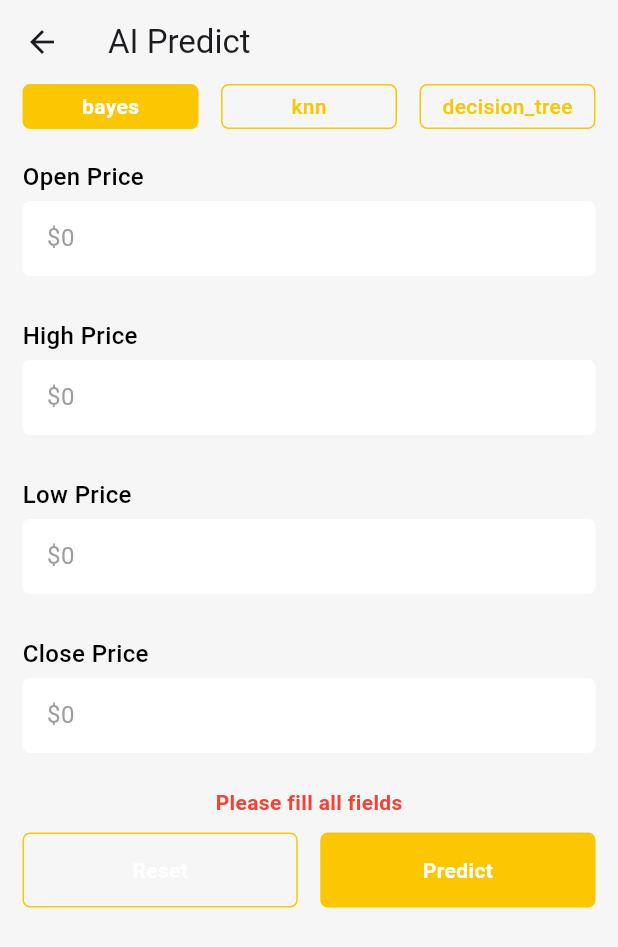
After one commit to hieunmh/BTC, a Flutter app: the AiPredictPage screen opened directly, after a tap on "Predict", on a phone screen of 412 x 824 dp. The commit adds this screen. Shown: the top 947 px of the screen. Run offline on Flutter 3.47's test engine with Material 3 defaults, Android fonts, the phone set to English and light mode, and no system bars; our stand-ins replace currency_text_input_formatter, dash_chat_2, flutter_dotenv, get, icons_plus, loading_animation_widget and 3 more; missing offline and left inert: chat_gpt_sdk; accounts and stored records are empty.

Commit message:
predict coin

```diff
--- a/mobile/lib/bindings/app/application_binding.dart
+++ b/mobile/lib/bindings/app/application_binding.dart
@@ -1,3 +1,4 @@
+import 'package:btc/controllers/app/ai_predict_controller.dart';
 import 'package:btc/controllers/app/application_controller.dart';
 import 'package:btc/controllers/app/crypto_controller.dart';
 import 'package:btc/controllers/app/home_controller.dart';
@@ -13,5 +14,6 @@ class ApplicationBinding extends Bindings {
     Get.lazyPut<HomeController>(() => HomeController());
     Get.lazyPut<ProfileController>(() => ProfileController());
     Get.lazyPut<CryptoController>(() => CryptoController());
+    Get.lazyPut<AiPredictController>(() => AiPredictController());
   }
 }
--- /dev/null
+++ b/mobile/lib/controllers/app/ai_predict_controller.dart
@@ -0,0 +1,89 @@
+import 'dart:convert';
+
+import 'package:flutter/material.dart';
+import 'package:flutter/widgets.dart';
+import 'package:get/get.dart';
+import 'package:http/http.dart' as http;
+
+class AiPredictController extends GetxController {
+  final openPriceController = TextEditingController();
+  final highPriceController = TextEditingController();
+  final lowPriceController = TextEditingController();
+  final closePriceController = TextEditingController();
+  RxString errorMsg = ''.obs;
+  RxString prediction = ''.obs;
+
+  RxBool isLoading = false.obs;
+  List<String> algoList = ['bayes', 'knn', 'decision_tree'];
+  RxString selectedAlgo = 'bayes'.obs;
+
+  @override
+  void onInit() {
+    super.onInit();
+  }
+
+  @override
+  void onClose() {
+    openPriceController.dispose();
+    highPriceController.dispose();
+    lowPriceController.dispose();
+    closePriceController.dispose();
+    super.onClose();
+  }
+
+  void reset() {
+    openPriceController.clear();
+    highPriceController.clear();
+    lowPriceController.clear();
+    closePriceController.clear();
+    errorMsg.value = '';
+    prediction.value = '';
+  }
+
+  Future<void> predict() async {
+
+    if (openPriceController.text.isEmpty || highPriceController.text.isEmpty || lowPriceController.text.isEmpty || closePriceController.text.isEmpty) {
+      errorMsg.value = 'Please fill all fields';
+      return;
+    }
+
+    errorMsg.value = '';
+
+    try {
+      isLoading.value = true;
+
+      final queryParams = {
+        'open': openPriceController.text.replaceAll(RegExp(r'[^\d]'), ''),
+        'high': highPriceController.text.replaceAll(RegExp(r'[^\d]'), ''),
+        'low': lowPriceController.text.replaceAll(RegExp(r'[^\d]'), ''),
+        'close': closePriceController.text.replaceAll(RegExp(r'[^\d]'), ''),
+        'model': selectedAlgo.value,
+      };
+
+      final uri = Uri.parse('http://127.0.0.1:8000/predict');
+
+      final res = await http.get(
+        uri.replace(queryParameters: queryParams),
+        headers: {
+          'Content-Type': 'application/json',
+        },
+      );
+
+      prediction.value = json.decode(res.body)['prediction'];
+
+      Get.snackbar(
+        'Prediction',
+        '$prediction',
+        snackPosition: SnackPosition.TOP,
+        backgroundColor: const Color(0xff1f2630),
+        colorText: Colors.white,
+      );
+
+    } catch (e) {
+      e.printError();
+
+    } finally {
+      isLoading.value = false;
+    }
+  }
+}
--- a/mobile/lib/controllers/app/application_controller.dart
+++ b/mobile/lib/controllers/app/application_controller.dart
@@ -41,6 +41,11 @@ class ApplicationController extends GetxController {
       label: 'Market',
       icon: Icon(Iconsax.bag_2_outline),
       activeIcon: Icon(Iconsax.bag_2_bold),
+    ),
+    BottomNavigationBarItem(
+      label: 'AI',
+      icon: Icon(Iconsax.airdrop_outline),
+      activeIcon: Icon(Iconsax.airdrop_bold),
     ),
     BottomNavigationBarItem(
       label: 'Crypto',
--- a/mobile/lib/controllers/coin/coinchart_controller.dart
+++ b/mobile/lib/controllers/coin/coinchart_controller.dart
@@ -231,7 +231,6 @@ class CoinchartController extends GetxController {
 
       appcontroller.userMoney.value += double.parse(quantityController.text) * double.parse(trackballPrice.value);
       sellMax.value -= double.parse(double.parse(quantityController.text).toStringAsFixed(5));
-      print(sellMax.value);
       resetTracsaction();
       Get.back();
     } catch (e) {
--- /dev/null
+++ b/mobile/lib/pages/application/aipredict/ai_predict.dart
@@ -0,0 +1,202 @@
+import 'package:btc/controllers/app/ai_predict_controller.dart';
+import 'package:btc/pages/application/aipredict/ai_text_input.dart';
+import 'package:btc/theme/theme_controller.dart';
+import 'package:flutter/material.dart';
+import 'package:get/get.dart';
+import 'package:loading_animation_widget/loading_animation_widget.dart';
+
+class AiPredictPage extends StatelessWidget {
+  const AiPredictPage({super.key});
+
+  @override
+  Widget build(BuildContext context) {
+
+    final ThemeController themecontroller = Get.find<ThemeController>();
+    final AiPredictController aipredictcontroller = Get.find<AiPredictController>();
+
+    return Obx(() =>
+      Scaffold(
+        backgroundColor: themecontroller.theme.value == 'light' ? const Color(0xfff6f6f6) : const Color(0xff1b2129),
+        appBar: AppBar(
+          title: const Text('AI Predict'),
+          backgroundColor: themecontroller.theme.value == 'light' ? const Color(0xfff6f6f6) : const Color(0xff1b2129),
+        ),
+        body: SingleChildScrollView(
+          child: Padding(
+            padding: const EdgeInsets.symmetric(horizontal: 15),
+            child: Column(
+              children: [
+                Container(
+                  width: double.infinity,
+                  height: 30,
+                  child: ListView.separated(
+                    scrollDirection: Axis.horizontal,
+                    itemCount: aipredictcontroller.algoList.length,
+                    separatorBuilder: (context, index) => const SizedBox(width: 15),
+                    itemBuilder: (context, index) {
+                      final item = aipredictcontroller.algoList[index];
+                      return GestureDetector(
+                        onTap: () {
+                          aipredictcontroller.selectedAlgo.value = item;
+                        },
+                        child: Container(
+                          width: (Get.width - 60) / 3,
+                          decoration: BoxDecoration(
+                            color: aipredictcontroller.selectedAlgo.value == item ? const Color(0xfffbc700) : Colors.transparent,
+                            border: Border.all(
+                              color: const Color(0xfffbc700),
+                              width: 1
+                            ),
+                            borderRadius: BorderRadius.circular(5)
+                          ),
+                          child: Center(
+                            child: Text(
+                              item,
+                              style: TextStyle(
+                                color: aipredictcontroller.selectedAlgo.value == item ? Colors.white : const Color(0xfffbc700),
+                                fontWeight: aipredictcontroller.selectedAlgo.value == item ? FontWeight.bold : FontWeight.w500
+                              ),
+                            ),
+                          ),
+                        )
+                      );
+                    }
+                  ),
+                ),
+
+                Text(
+                  aipredictcontroller.selectedAlgo.value,
+                  style: const TextStyle(
+                    color: Colors.transparent
+                  )
+                ),
+
+
+                AITextInput(
+                  hintText: 'Open Price',
+                  placeholder: '\$0',
+                  obscureText: false,
+                  ctrler: aipredictcontroller.openPriceController,
+                  borderColor: Colors.transparent,
+                  errorMsg: '',
+                  theme: themecontroller.theme.value
+                ),
+
+                const SizedBox(height: 10),
+
+                AITextInput(
+                  hintText: 'High Price',
+                  placeholder: '\$0',
+                  obscureText: false,
+                  ctrler: aipredictcontroller.highPriceController,
+                  borderColor: Colors.transparent,
+                  errorMsg: '',
+                  theme: themecontroller.theme.value
+                ),
+
+                const SizedBox(height: 10),
+
+                AITextInput(
+                  hintText: 'Low Price',
+                  placeholder: '\$0',
+                  obscureText: false,
+                  ctrler: aipredictcontroller.lowPriceController,
+                  borderColor: Colors.transparent,
+                  errorMsg: '',
+                  theme: themecontroller.theme.value
+                ),
+
+                const SizedBox(height: 10),
+
+                AITextInput(
+                  hintText: 'Close Price',
+                  placeholder: '\$0',
+                  obscureText: false,
+                  ctrler: aipredictcontroller.closePriceController,
+                  borderColor: Colors.transparent,
+                  errorMsg: '',
+                  theme: themecontroller.theme.value
+                ),
+
+                const SizedBox(height: 5),
+
+                Text(
+                  aipredictcontroller.errorMsg.value,
+                  style: const TextStyle(
+                    color: Colors.red,
+                    fontSize: 14,
+                    fontWeight: FontWeight.bold
+                  ),
+                ),
+
+                const SizedBox(height: 10),
+
+                Row(
+                  mainAxisAlignment: MainAxisAlignment.spaceBetween,
+                  children: [
+                    GestureDetector(
+                      onTap: () {
+                        aipredictcontroller.reset();
+                      },
+                      child: Container(
+                        width: (Get.width - 45) / 2,
+                        height: 50,
+                        decoration: BoxDecoration(
+                          color: Colors.transparent,
+                          borderRadius: BorderRadius.circular(5),
+                          border: Border.all(
+                            color: const Color(0xfffbc700),
+                            width: 1
+                          )
+                        ),
+                        child: const Center(
+                            child: Text(
+                              'Reset',
+                              style: TextStyle(
+                                color: Colors.white,
+                                fontWeight: FontWeight.bold,
+                              ),
+                            ),
+                          ),
+                      ),
+                    ),
+
+
+                    GestureDetector(
+                      onTap: () {
+                        aipredictcontroller.predict();
+                      },
+                      child: Container(
+                        height: 50,
+                        width: (Get.width - 45) / 2,
+                        decoration: BoxDecoration(
+                          color: const Color(0xfffbc700),
+                          borderRadius: BorderRadius.circular(5)
+                        ),
+                        child: Center(
+                          child: aipredictcontroller.isLoading.value ?
+                          LoadingAnimationWidget.staggeredDotsWave(
+                            color: Colors.white,
+                            size: 24
+                          ) : const Text(
+                            'Predict',
+                            style: TextStyle(
+                              color: Colors.white,
+                              fontWeight: FontWeight.bold,
+                            ),
+                          ),
+                        ),
+                      ),
+                    )
+                  ],
+                )
+
+
+              ],
+            ),
+          ),
+        )
+      ),
+    );
+  }
+}
--- /dev/null
+++ b/mobile/lib/pages/application/aipredict/ai_text_input.dart
@@ -0,0 +1,98 @@
+import 'package:flutter/material.dart';
+import 'package:currency_text_input_formatter/currency_text_input_formatter.dart';
+
+class AITextInput extends StatelessWidget {
+  const AITextInput({
+    super.key,
+    required this.hintText,
+    required this.placeholder,
+    required this.obscureText,
+    required this.ctrler,
+    required this.borderColor,
+    required this.errorMsg,
+    required this.theme
+  });
+
+  final String hintText;
+  final String placeholder;
+  final bool obscureText;
+  final TextEditingController ctrler;
+  final Color borderColor;
+  final String errorMsg;
+  final String theme;
+
+  @override
+  Widget build(BuildContext context) {
+    return Column(
+      children: [
+        Row(
+          mainAxisAlignment: MainAxisAlignment.start,
+          children: [
+            Text(
+              hintText,
+              style:  TextStyle(
+                color: theme == 'light' ? Colors.black : Colors.white,
+                fontSize: 16,
+                fontWeight: FontWeight.w500
+              ),
+            )
+          ],
+        ),
+
+        const SizedBox(height: 5),
+
+        Container(
+          decoration: BoxDecoration(
+            color: theme == 'light' ? Colors.white : const Color(0xff1f2630),
+            borderRadius: BorderRadius.circular(5),
+            border: Border.all(color: borderColor, width: 1)
+          ),
+          child: Padding (
+            padding: const EdgeInsets.symmetric(horizontal: 15),
+            child: TextField(
+              cursorColor: theme == 'light' ? Colors.black : Colors.white,
+              controller: ctrler,
+              style: TextStyle(
+                color: theme == 'light' ? Colors.black : Colors.white
+              ),
+              inputFormatters: [
+                CurrencyTextInputFormatter.currency(
+                  symbol: '\$',
+                  decimalDigits: 0,
+                ),
+              ],
+              obscureText: obscureText,
+              decoration: InputDecoration(
+                border: InputBorder.none,
+                hintText: placeholder,
+                hintStyle: const TextStyle(
+                  color: Colors.grey,
+                  fontSize: 16
+                )
+              ),
+            ),
+          ),
+        ),
+
+        const SizedBox(height: 2),
+
+        errorMsg.isNotEmpty ? SizedBox(
+          height: 16,
+          child: Row(
+            mainAxisAlignment: MainAxisAlignment.start,
+            children: [
+              Text(
+                errorMsg,
+                style: const TextStyle(
+                  color: Colors.red,
+                  fontWeight: FontWeight.w500,
+                  fontSize: 12
+                ),
+              )
+            ],
+          ),
+        ) : const SizedBox(height: 16),
+      ],
+    );
+  }
+}
--- a/mobile/lib/pages/application/application.dart
+++ b/mobile/lib/pages/application/application.dart
@@ -1,4 +1,5 @@
 import 'package:btc/controllers/app/application_controller.dart';
+import 'package:btc/pages/application/aipredict/ai_predict.dart';
 import 'package:btc/pages/application/crypto/crypto.dart';
 import 'package:btc/pages/application/home/home.dart';
 import 'package:btc/pages/application/market/market.dart';
@@ -25,6 +26,7 @@ class ApplicationPage extends StatelessWidget {
           children: const [
             HomePage(),
             MarketPage(),
+            AiPredictPage(),
             CryptoPage(),
             ProfilePage()
           ],
--- a/mobile/lib/pages/application/home/home_info.dart
+++ b/mobile/lib/pages/application/home/home_info.dart
@@ -100,26 +100,27 @@ class HomeInfo extends StatelessWidget {
               ),
 
               Container(
-                width: 80,
+                width: 100,
                 height: 40,
                 decoration: BoxDecoration(
                   color: Colors.white,
                   borderRadius: BorderRadius.circular(10)
                 ),
-                child: const Center(
+                child: Center(
                   child: Row(
                     mainAxisAlignment: MainAxisAlignment.center,
                     crossAxisAlignment: CrossAxisAlignment.center,
                     children: [
                       Icon(
+                        userMoney <= 500000 ? FontAwesome.arrow_trend_down_solid :
                         FontAwesome.arrow_trend_up_solid,
-                        color: Color(0xfffbc700),
+                        color: const Color(0xfffbc700),
                         size: 20,
                       ),
-                      SizedBox(width: 10),
+                      const SizedBox(width: 10),
                       Text(
-                        '0.5%',
-                        style: TextStyle(
+                        '${((1- userMoney / 500000) * 100).toStringAsFixed(2)}%',
+                        style: const TextStyle(
                           color: Color(0xfffbc700),
                           fontSize: 14,
                           fontWeight: FontWeight.bold
--- a/mobile/pubspec.yaml
+++ b/mobile/pubspec.yaml
@@ -26,6 +26,7 @@ dependencies:
   dash_chat_2: ^0.0.21
   uuid: ^4.5.1
   loading_animation_widget: ^1.3.0
+  currency_text_input_formatter: ^2.2.6
 
 dev_dependencies:
   flutter_test:
```
Also changed, not shown: mobile/pubspec.lock.
